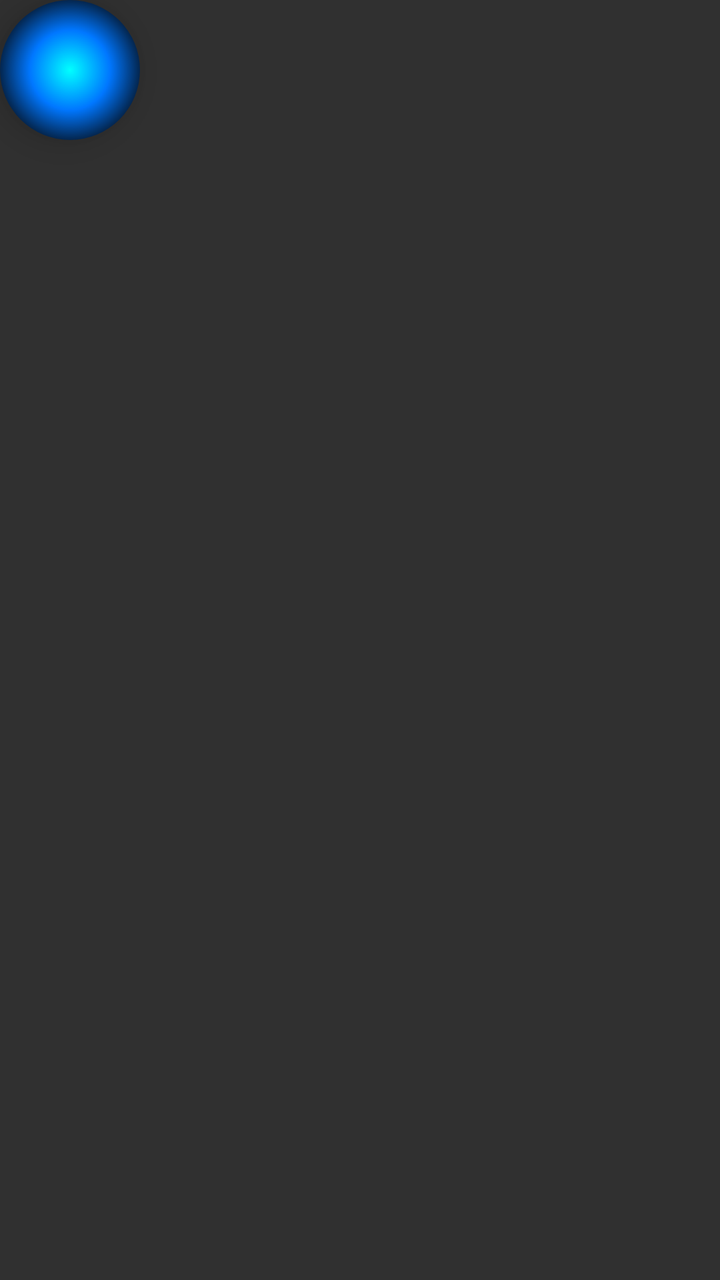
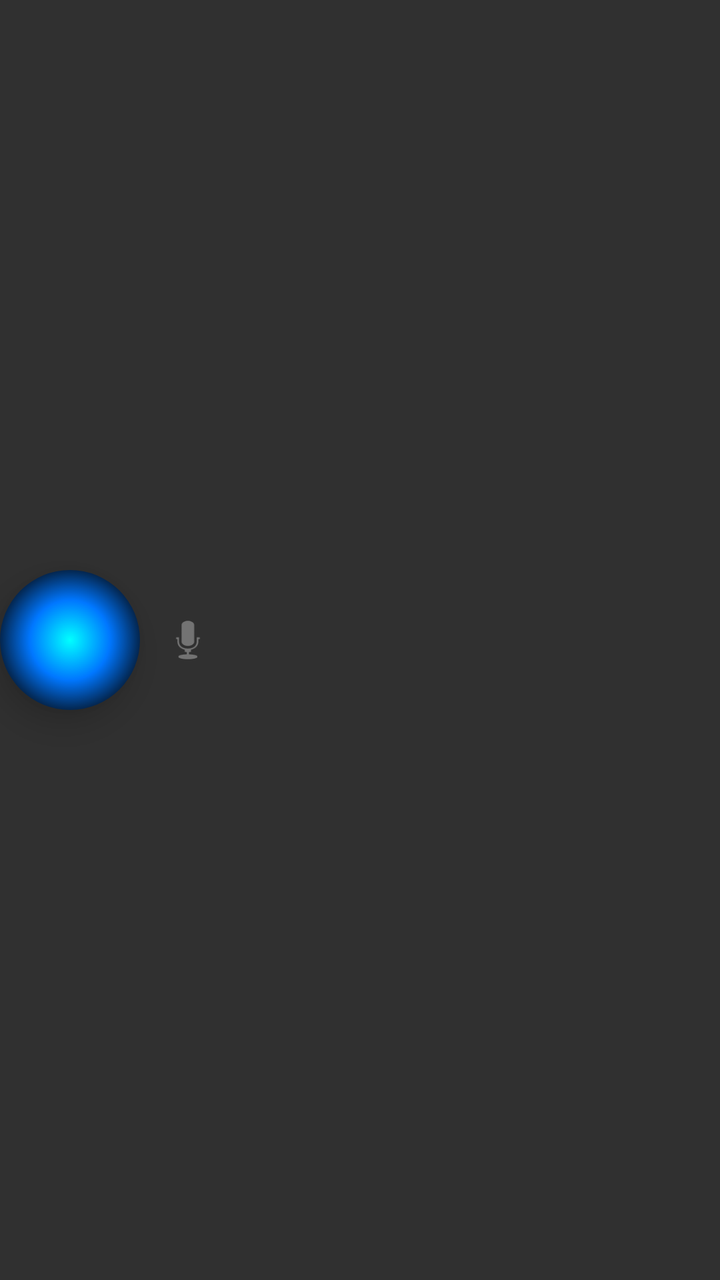

Two renders of the same Android screen: before a commit and after it. Below are the layout's source before the change and the commit's diff.
<!-- AndroidManifest.xml: application theme Theme.MyApplication -->
<!-- res/layout/layout_floating_ball.xml -->
<?xml version="1.0" encoding="utf-8"?>
<FrameLayout xmlns:android="http://schemas.android.com/apk/res/android"
    android:layout_width="wrap_content"
    android:layout_height="wrap_content">

    <View
        android:id="@+id/floating_circle"
        android:layout_width="70dp"
        android:layout_height="70dp"
        android:background="@drawable/glowing_ball"
        android:elevation="10dp" />
</FrameLayout>
<!-- resources referenced by this layout -->
<resources>
  <!-- drawable glowing_ball (drawable) -->
  <?xml version="1.0" encoding="utf-8"?>
  <shape xmlns:android="http://schemas.android.com/apk/res/android"
      android:shape="oval">
      <gradient
          android:type="radial"
          android:gradientRadius="40dp"
          android:startColor="#00FFFF"
          android:centerColor="#0077FF"
          android:endColor="#050B14" />
      <size
          android:width="70dp"
          android:height="70dp" />
  </shape>
  <style name="Theme.MyApplication" parent="Theme.AppCompat.NoActionBar" />
</resources>

<!-- the commit's change to res/layout/layout_floating_ball.xml (unified diff, before → after) -->
@@ -1,7 +1,9 @@
 <?xml version="1.0" encoding="utf-8"?>
-<FrameLayout xmlns:android="http://schemas.android.com/apk/res/android"
+<LinearLayout xmlns:android="http://schemas.android.com/apk/res/android"
     android:layout_width="wrap_content"
-    android:layout_height="wrap_content">
+    android:layout_height="wrap_content"
+    android:orientation="horizontal"
+    android:gravity="center_vertical">
 
     <View
         android:id="@+id/floating_circle"
@@ -9,4 +11,13 @@
         android:layout_height="70dp"
         android:background="@drawable/glowing_ball"
         android:elevation="10dp" />
-</FrameLayout>
+
+    <ImageView
+        android:id="@+id/btnVoiceToggle"
+        android:layout_width="48dp"
+        android:layout_height="48dp"
+        android:padding="10dp"
+        android:background="?attr/selectableItemBackgroundBorderless"
+        android:src="@android:drawable/ic_btn_speak_now"
+        android:contentDescription="Voice Assistant Toggle" />
+</LinearLayout>
